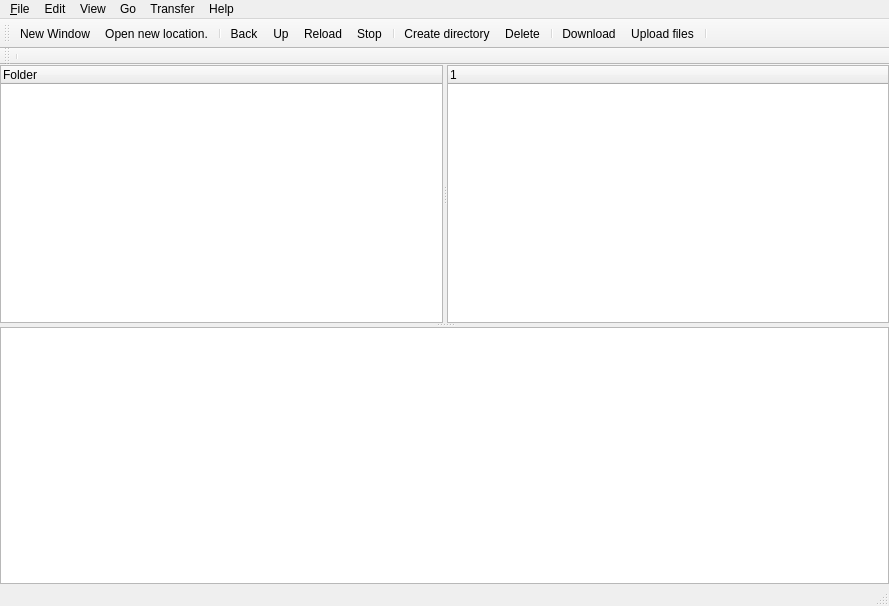
Before: the Qt Designer form src/arcstorage-ui/arcstoragewindow.ui in jonaslindemann/arc-gui-clients, drawn with Qt 5.
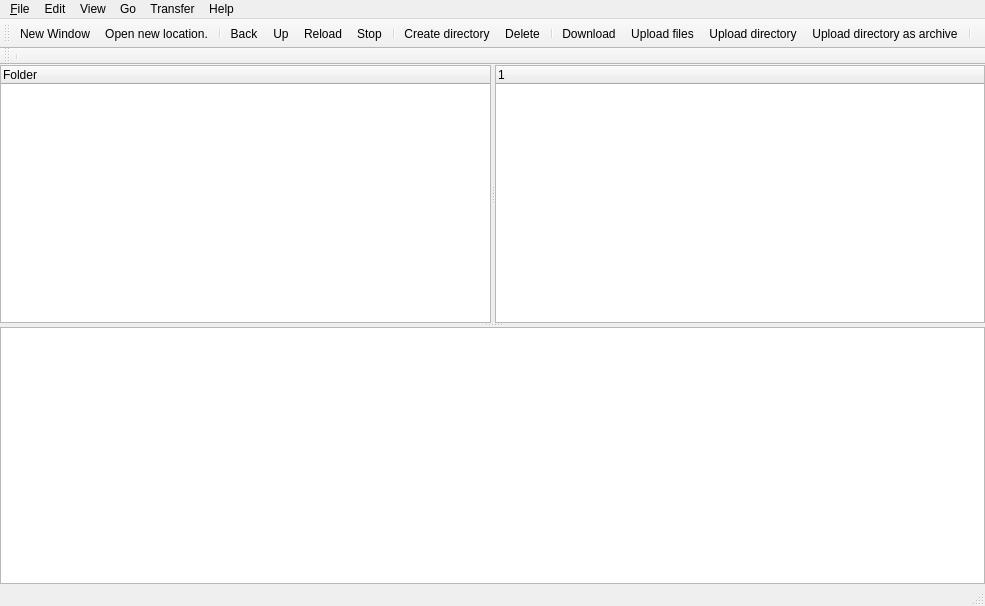
After: the same form once the commit is applied. Icons and pictures are not drawn. Custom widgets are drawn as their Qt base class.

What changed in the file:
```diff
--- a/src/arcstorage-ui/arcstoragewindow.ui
+++ b/src/arcstorage-ui/arcstoragewindow.ui
@@ -6,7 +6,7 @@
    <rect>
     <x>0</x>
     <y>0</y>
-    <width>889</width>
+    <width>985</width>
     <height>606</height>
    </rect>
   </property>
@@ -185,7 +185,7 @@
     <rect>
      <x>0</x>
      <y>0</y>
-     <width>889</width>
+     <width>985</width>
      <height>26</height>
     </rect>
    </property>
@@ -277,6 +277,8 @@
    <addaction name="separator"/>
    <addaction name="actionDownloadSelected"/>
    <addaction name="actionUploadSelected"/>
+   <addaction name="actionUploadDirectory"/>
+   <addaction name="actionUploadDirAndArchive"/>
    <addaction name="separator"/>
   </widget>
   <widget class="QStatusBar" name="statusBar"/>
```
Left out of the diff: 9 changed lines with no effect on the pictures.
